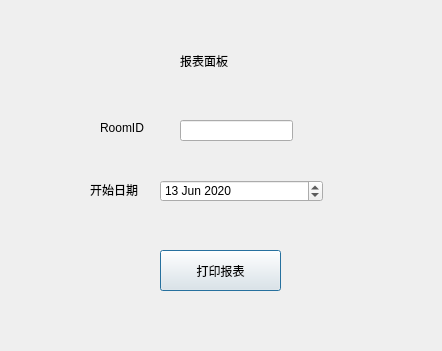
Before: the Qt Designer form ManagerClient/reportpage.ui in starsload/46572020, drawn with Qt 5.
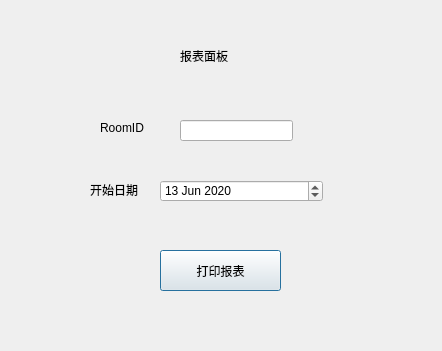
After: the same form once the commit is applied.

```diff
--- a/ManagerClient/reportpage.ui
+++ b/ManagerClient/reportpage.ui
@@ -86,9 +86,9 @@
    <property name="geometry">
     <rect>
      <x>180</x>
-     <y>40</y>
-     <width>91</width>
-     <height>41</height>
+     <y>30</y>
+     <width>101</width>
+     <height>51</height>
     </rect>
    </property>
    <property name="styleSheet">
```
